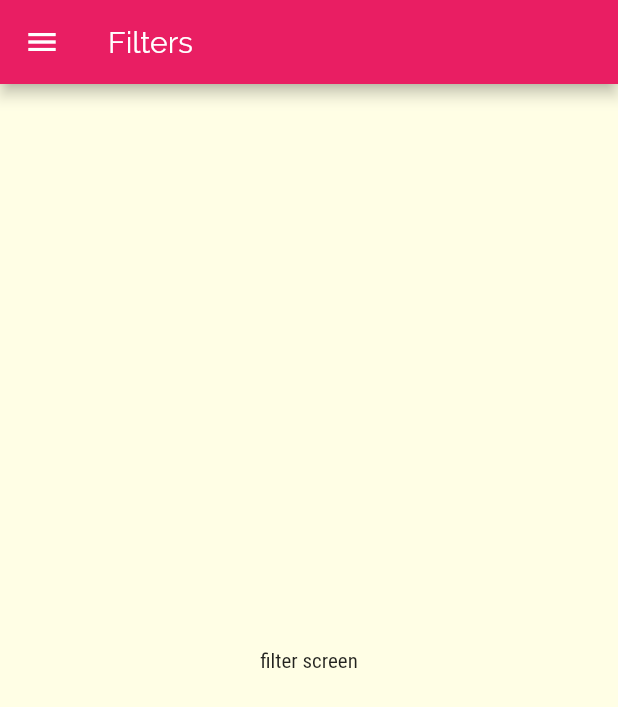
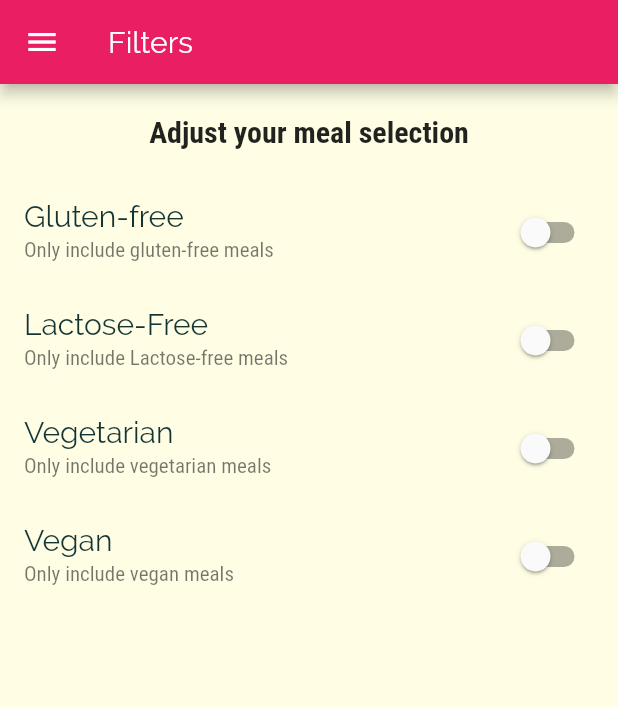
Before and after one commit to KosaiAli/Food, a Flutter app: the FilterScreen screen opened by its route, on a phone screen of 412 x 824 dp. Shown: the top 707 px of the screen. Run offline on Flutter 3.47's test engine with Material 2 defaults, Android fonts, the phone set to English and light mode, and no system bars.

Commit message:
adding filters tiles to the filters screen

```diff
--- a/lib/screens/filter_screen.dart
+++ b/lib/screens/filter_screen.dart
@@ -2,9 +2,33 @@ import 'package:flutter/material.dart';
 
 import '../widgets/main_drawer.dart';
 
-class FilterScreen extends StatelessWidget {
+class FilterScreen extends StatefulWidget {
   static const routeName = 'FilterScreen';
   const FilterScreen({super.key});
+
+  @override
+  State<FilterScreen> createState() => _FilterScreenState();
+}
+
+class _FilterScreenState extends State<FilterScreen> {
+  bool _glutenFree = false;
+  bool _vegetarian = false;
+  bool _vegan = false;
+  bool _lactoseFree = false;
+
+  Widget _buildSwitchTile(title, description, value, onChanged) =>
+      SwitchListTile(
+        activeColor: Colors.amber,
+        title: Text(
+          title,
+          style: Theme.of(context).textTheme.titleLarge,
+        ),
+        subtitle: Text(
+          description,
+        ),
+        value: value,
+        onChanged: onChanged,
+      );
 
   @override
   Widget build(BuildContext context) {
@@ -13,8 +37,64 @@ class FilterScreen extends StatelessWidget {
         title: const Text('Filters'),
       ),
       drawer: const MainDrawer(),
-      body: const Center(
-        child: Text('filter screen'),
+      body: Column(
+        children: [
+          Padding(
+            padding: const EdgeInsets.symmetric(vertical: 20),
+            child: Center(
+              child: Text(
+                'Adjust your meal selection',
+                style: Theme.of(context).textTheme.titleMedium,
+              ),
+            ),
+          ),
+          Expanded(
+            child: ListView(
+              children: [
+                _buildSwitchTile(
+                  'Gluten-free',
+                  'Only include gluten-free meals',
+                  _glutenFree,
+                  (newVal) {
+                    setState(() {
+                      _glutenFree = newVal;
+                    });
+                  },
+                ),
+                _buildSwitchTile(
+                  'Lactose-Free',
+                  'Only include Lactose-free meals',
+                  _lactoseFree,
+                  (newVal) {
+                    setState(() {
+                      _lactoseFree = newVal;
+                    });
+                  },
+                ),
+                _buildSwitchTile(
+                  'Vegetarian',
+                  'Only include vegetarian meals',
+                  _vegetarian,
+                  (newVal) {
+                    setState(() {
+                      _vegetarian = newVal;
+                    });
+                  },
+                ),
+                _buildSwitchTile(
+                  'Vegan',
+                  'Only include vegan meals',
+                  _vegan,
+                  (newVal) {
+                    setState(() {
+                      _vegan = newVal;
+                    });
+                  },
+                ),
+              ],
+            ),
+          )
+        ],
       ),
     );
   }
```
